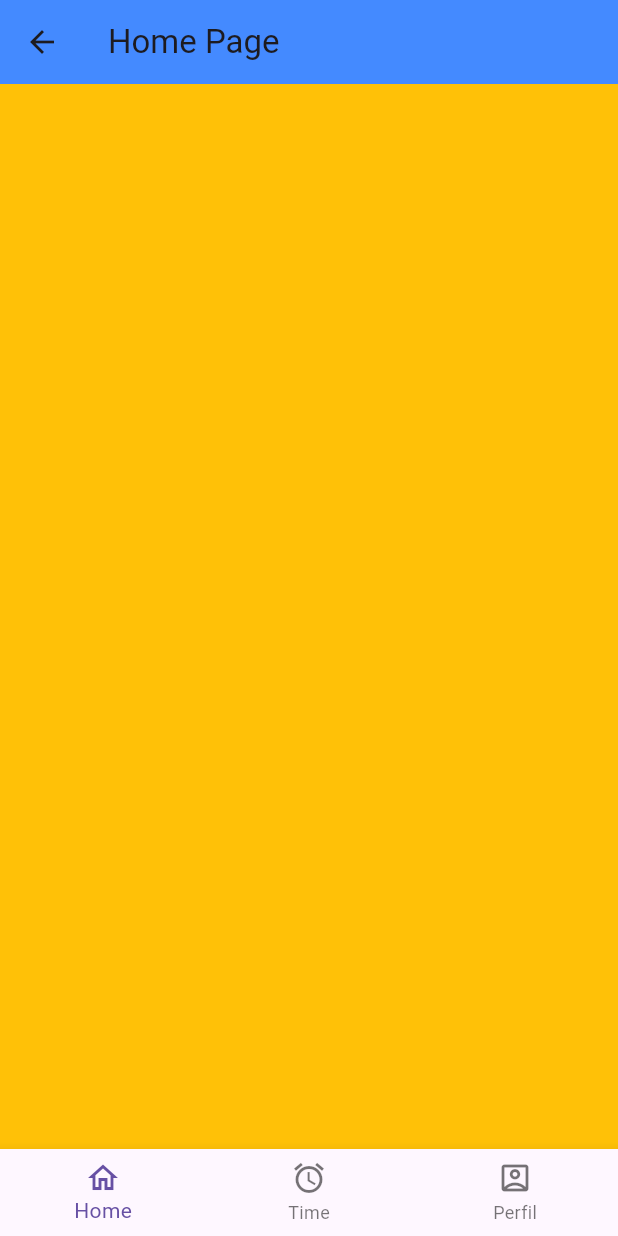
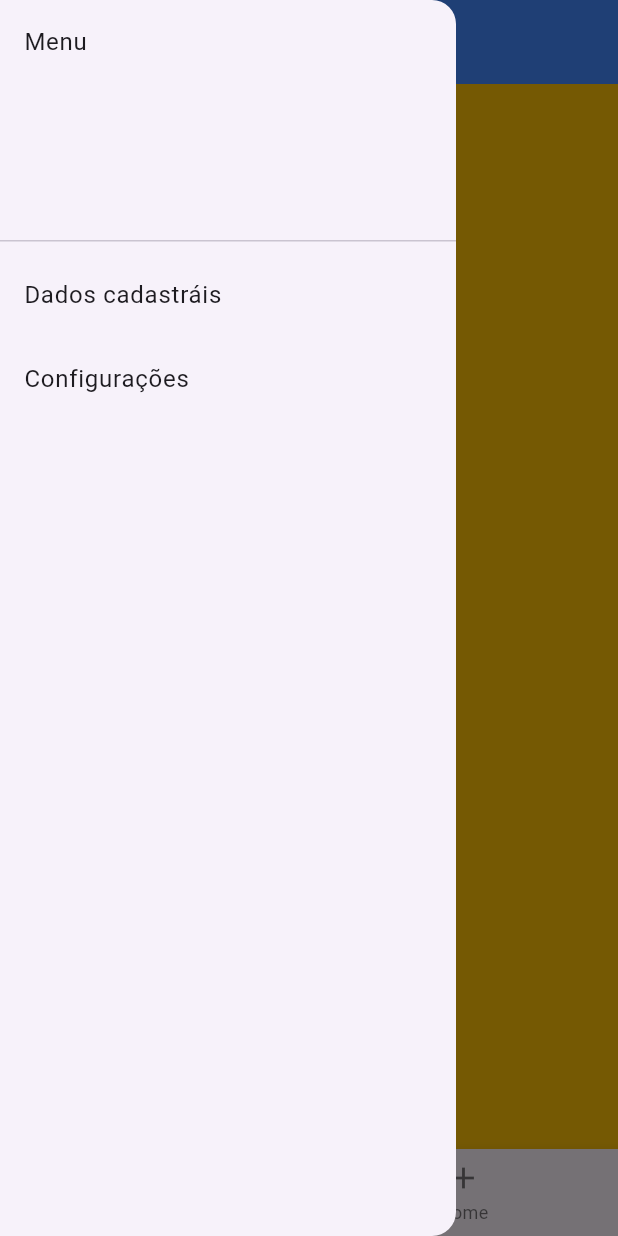
Before and after one commit to AnelicioDev/dio_app, a Flutter app: the HomePage screen opened directly, with the side drawer open (before the commit the screen has no drawer), on a phone screen of 412 x 824 dp. Run offline on Flutter 3.47's test engine with Material 3 defaults, Android fonts, the phone set to English and light mode, and no system bars; network calls fail.

Commit message:
adicionado page1, textlabel

```diff
--- a/lib/pages/home_page.dart
+++ b/lib/pages/home_page.dart
@@ -1,3 +1,6 @@
+import 'package:dio_app/pages/dados_cadastrais.dart';
+import 'package:dio_app/pages/page1.dart';
+import 'package:dio_app/pages/testes_widgests.dart';
 import 'package:flutter/material.dart';
 
 class HomePage extends StatefulWidget {
@@ -18,6 +21,27 @@ class _HomePageState extends State<HomePage> {
         title: Text("Home Page"),
         backgroundColor: Colors.blueAccent,
       ),
+      drawer: Drawer(
+        child: ListView(
+          children: [
+            DrawerHeader(child: Text('Menu')),
+            ListTile(
+              title: Text('Dados cadastráis'),
+              onTap:
+                  () => {
+                    Navigator.pop(context), //esconde a drawer depois de clicado
+                    Navigator.push(
+                      context,
+                      MaterialPageRoute(
+                        builder: (context) => DadosCadastrais(),
+                      ),
+                    ),
+                  },
+            ),
+            ListTile(title: Text('Configurações')),
+          ],
+        ),
+      ),
       body: Column(
         children: [
           Expanded(
@@ -29,32 +53,20 @@ class _HomePageState extends State<HomePage> {
                       posicaoPagina = val;
                     }),
                   },
-              scrollDirection: Axis.vertical,
               children: [
-                Container(color: Colors.amber),
-                Container(color: Colors.blueAccent),
-                Container(color: Colors.red),
+                Page1(),
+                TestesWidgests(),
               ],
             ),
           ),
           BottomNavigationBar(
-            onTap: (val)=>{
-              controller.jumpToPage(val)
+            onTap: (value) => {
+              controller.jumpToPage(value)
             },
             currentIndex: posicaoPagina,
             items: [
-              BottomNavigationBarItem(
-                icon: Icon(Icons.home_outlined),
-                label: "Home",
-              ),
-              BottomNavigationBarItem(
-                icon: Icon(Icons.access_alarm),
-                label: "Time",
-              ),
-              BottomNavigationBarItem(
-                icon: Icon(Icons.account_box_outlined),
-                label: "Perfil",
-              ),
+              BottomNavigationBarItem(label: "Home", icon: Icon(Icons.home)),
+              BottomNavigationBarItem(label: "Home", icon: Icon(Icons.add)),
             ],
           ),
         ],
--- /dev/null
+++ b/lib/pages/page1.dart
@@ -0,0 +1,19 @@
+import 'package:flutter/material.dart';
+
+class Page1 extends StatefulWidget {
+  const Page1({super.key});
+
+  @override
+  State<Page1> createState() => _Page1State();
+}
+
+class _Page1State extends State<Page1> {
+  @override
+  Widget build(BuildContext context) {
+    return Scaffold(
+      body: Container(
+        color: Colors.amber,
+      ),
+    );
+  }
+}
```
Also changed, not shown: lib/pages/dados_cadastrais.dart (added, +17 -0 lines), lib/pages/testes_widgests.dart (added, +22 -0 lines), lib/shared/widget/text_label.dart (added, +11 -0 lines).
